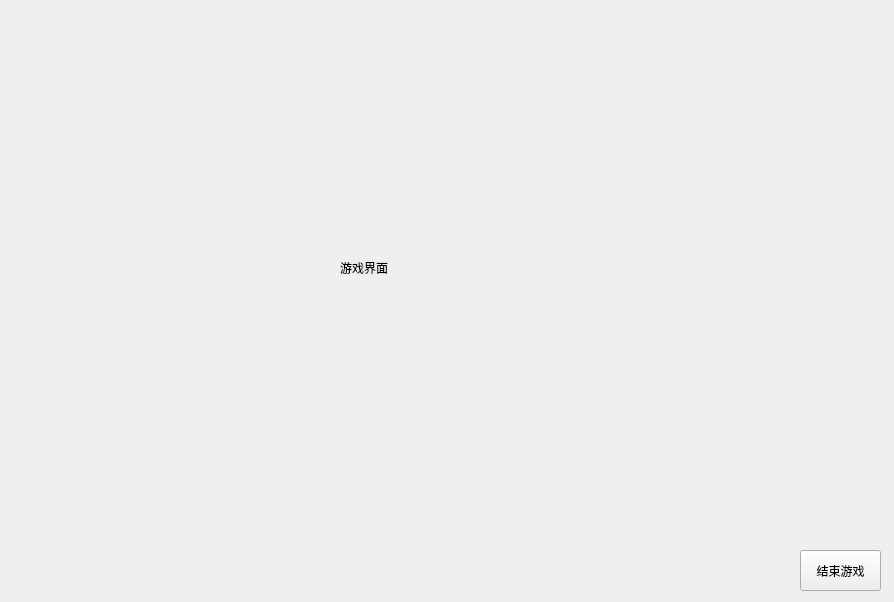
First picture: the form in game.ui, repository tanxuan21/GreedySnake, before the edit.
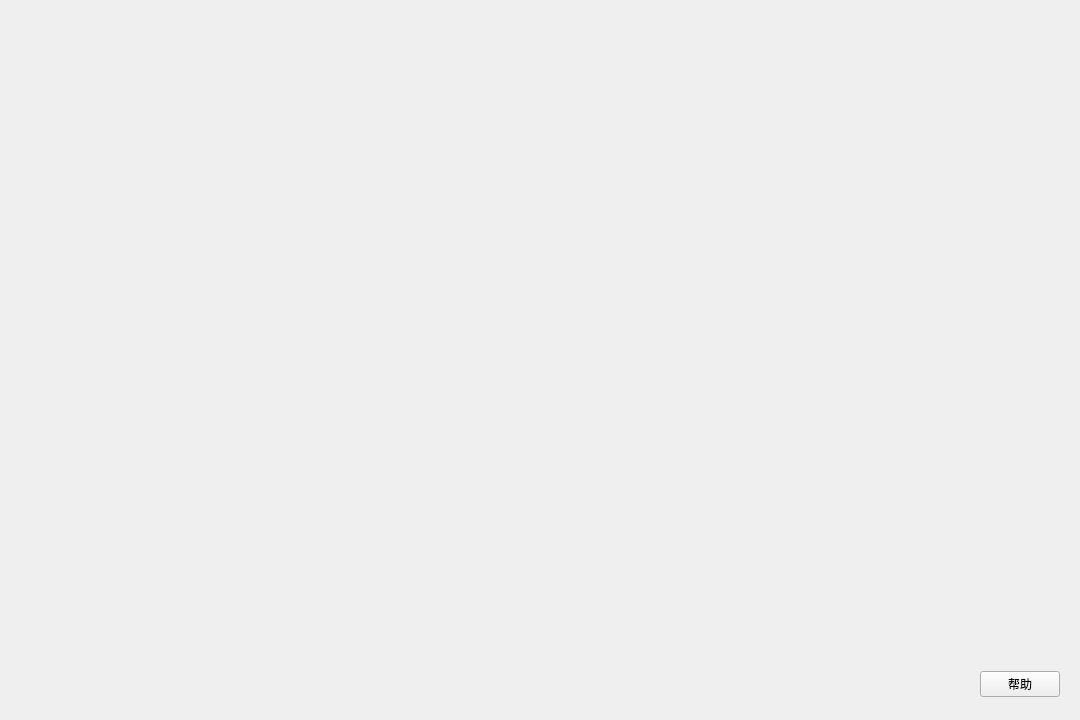
Second picture: the form after the edit.

```diff
--- a/game.ui
+++ b/game.ui
@@ -6,39 +6,63 @@
    <rect>
     <x>0</x>
     <y>0</y>
-    <width>894</width>
-    <height>602</height>
+    <width>1080</width>
+    <height>720</height>
    </rect>
   </property>
+  <property name="minimumSize">
+   <size>
+    <width>1080</width>
+    <height>720</height>
+   </size>
+  </property>
   <property name="windowTitle">
    <string>Form</string>
   </property>
-  <widget class="QPushButton" name="pushButton">
-   <property name="geometry">
-    <rect>
-     <x>800</x>
-     <y>550</y>
-     <width>81</width>
-     <height>41</height>
-    </rect>
-   </property>
-   <property name="text">
-    <string>结束游戏</string>
-   </property>
-  </widget>
-  <widget class="QLabel" name="label">
-   <property name="geometry">
-    <rect>
-     <x>340</x>
-     <y>260</y>
-     <width>61</width>
-     <height>16</height>
-    </rect>
-   </property>
-   <property name="text">
-    <string>游戏界面</string>
-   </property>
-  </widget>
+  <layout class="QVBoxLayout" name="verticalLayout">
+   <item>
+    <widget class="QWidget" name="gameArea" native="true">
+     <property name="maximumSize">
+      <size>
+       <width>16777215</width>
+       <height>16777215</height>
+      </size>
+     </property>
+    </widget>
+   </item>
+   <item>
+    <widget class="QWidget" name="button_group" native="true">
+     <property name="maximumSize">
+      <size>
+       <width>16777215</width>
+       <height>50</height>
+      </size>
+     </property>
+     <layout class="QHBoxLayout" name="horizontalLayout">
+      <item>
+       <spacer name="horizontalSpacer">
+        <property name="orientation">
+         <enum>Qt::Horizontal</enum>
+        </property>
+        <property name="sizeHint" stdset="0">
+         <size>
+          <width>40</width>
+          <height>20</height>
+         </size>
+        </property>
+       </spacer>
+      </item>
+      <item>
+       <widget class="QPushButton" name="pushButton">
+        <property name="text">
+         <string>帮助</string>
+        </property>
+       </widget>
+      </item>
+     </layout>
+    </widget>
+   </item>
+  </layout>
  </widget>
  <resources/>
  <connections/>
```
